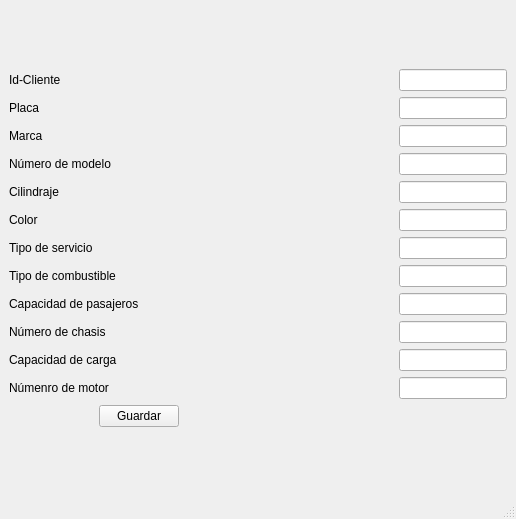
Old version of the form Agregarvehiculo.ui in the repository ValentinaColmenares/Proyecto_Concesionario.
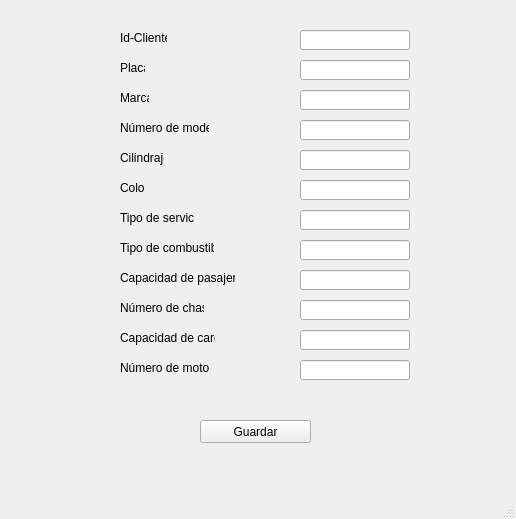
New version of the form.

The edit to the form file:
```diff
--- a/Agregarvehiculo.ui
+++ b/Agregarvehiculo.ui
@@ -17,133 +17,37 @@
    <string>agregar vehículo</string>
   </property>
   <widget class="QWidget" name="centralwidget">
-   <layout class="QGridLayout" name="gridLayout_2">
-    <item row="0" column="0">
-     <layout class="QGridLayout" name="gridLayout">
-      <item row="11" column="2">
-       <widget class="QLineEdit" name="lemotor">
-        <property name="enabled">
-         <bool>true</bool>
-        </property>
-        <property name="sizePolicy">
-         <sizepolicy hsizetype="Fixed" vsizetype="Fixed">
-          <horstretch>0</horstretch>
-          <verstretch>0</verstretch>
-         </sizepolicy>
-        </property>
-       </widget>
-      </item>
-      <item row="12" column="1" colspan="2">
-       <widget class="QPushButton" name="bguardar">
-        <property name="enabled">
-         <bool>true</bool>
-        </property>
-        <property name="sizePolicy">
-         <sizepolicy hsizetype="Fixed" vsizetype="Fixed">
-          <horstretch>0</horstretch>
-          <verstretch>0</verstretch>
-         </sizepolicy>
-        </property>
-        <property name="text">
-         <string>Guardar</string>
-        </property>
-        <property name="autoDefault">
-         <bool>false</bool>
-        </property>
-        <property name="default">
-         <bool>false</bool>
-        </property>
-        <property name="flat">
-         <bool>false</bool>
-        </property>
-       </widget>
-      </item>
-      <item row="1" column="0">
-       <widget class="QLabel" name="lbplaca">
-        <property name="sizePolicy">
-         <sizepolicy hsizetype="Fixed" vsizetype="Fixed">
-          <horstretch>0</horstretch>
-          <verstretch>0</verstretch>
-         </sizepolicy>
-        </property>
-        <property name="text">
-         <string>Placa</string>
-        </property>
-       </widget>
-      </item>
-      <item row="2" column="0">
-       <widget class="QLabel" name="lbmarca">
-        <property name="sizePolicy">
-         <sizepolicy hsizetype="Fixed" vsizetype="Fixed">
-          <horstretch>0</horstretch>
-          <verstretch>0</verstretch>
-         </sizepolicy>
-        </property>
-        <property name="text">
-         <string>Marca</string>
-        </property>
-       </widget>
-      </item>
-      <item row="2" column="2">
-       <widget class="QLineEdit" name="lemarca">
-        <property name="enabled">
-         <bool>true</bool>
-        </property>
-        <property name="sizePolicy">
-         <sizepolicy hsizetype="Fixed" vsizetype="Fixed">
-          <horstretch>0</horstretch>
-          <verstretch>0</verstretch>
-         </sizepolicy>
-        </property>
-       </widget>
-      </item>
-      <item row="3" column="0" colspan="2">
-       <widget class="QLabel" name="lbmodelo">
-        <property name="enabled">
-         <bool>true</bool>
-        </property>
-        <property name="sizePolicy">
-         <sizepolicy hsizetype="Fixed" vsizetype="Fixed">
-          <horstretch>0</horstretch>
-          <verstretch>0</verstretch>
-         </sizepolicy>
-        </property>
-        <property name="text">
-         <string>Número de modelo</string>
-        </property>
-       </widget>
-      </item>
-      <item row="3" column="2">
        <widget class="QLineEdit" name="ledireccion">
         <property name="enabled">
          <bool>true</bool>
         </property>
-        <property name="sizePolicy">
-         <sizepolicy hsizetype="Fixed" vsizetype="Fixed">
-          <horstretch>0</horstretch>
-          <verstretch>0</verstretch>
-         </sizepolicy>
-        </property>
-       </widget>
-      </item>
-      <item row="4" column="0">
-       <widget class="QLabel" name="lbcilindraje">
+    <property name="geometry">
+     <rect>
+      <x>300</x>
+      <y>120</y>
+      <width>110</width>
+      <height>20</height>
+     </rect>
+    </property>
         <property name="sizePolicy">
          <sizepolicy hsizetype="Fixed" vsizetype="Fixed">
           <horstretch>0</horstretch>
           <verstretch>0</verstretch>
          </sizepolicy>
         </property>
-        <property name="text">
-         <string>Cilindraje</string>
-        </property>
-       </widget>
-      </item>
-      <item row="4" column="2">
+   </widget>
        <widget class="QLineEdit" name="lecilindraje">
         <property name="enabled">
          <bool>true</bool>
         </property>
+    <property name="geometry">
+     <rect>
+      <x>300</x>
+      <y>150</y>
+      <width>110</width>
+      <height>20</height>
+     </rect>
+    </property>
         <property name="sizePolicy">
          <sizepolicy hsizetype="Fixed" vsizetype="Fixed">
           <horstretch>0</horstretch>
@@ -151,9 +55,34 @@
          </sizepolicy>
         </property>
        </widget>
-      </item>
-      <item row="6" column="0">
+   <widget class="QLabel" name="lbplaca">
+    <property name="geometry">
+     <rect>
+      <x>120</x>
+      <y>60</y>
+      <width>25</width>
+      <height>16</height>
+     </rect>
+    </property>
+    <property name="sizePolicy">
+     <sizepolicy hsizetype="Fixed" vsizetype="Fixed">
+      <horstretch>0</horstretch>
+      <verstretch>0</verstretch>
+     </sizepolicy>
+    </property>
+    <property name="text">
+     <string>Placa</string>
+    </property>
+   </widget>
        <widget class="QLabel" name="lbtiposervicio">
+    <property name="geometry">
+     <rect>
+      <x>120</x>
+      <y>210</y>
+      <width>74</width>
+      <height>16</height>
+     </rect>
+    </property>
         <property name="sizePolicy">
          <sizepolicy hsizetype="Fixed" vsizetype="Fixed">
           <horstretch>0</horstretch>
@@ -164,38 +93,37 @@
          <string>Tipo de servicio</string>
         </property>
        </widget>
-      </item>
-      <item row="6" column="2">
        <widget class="QLineEdit" name="leservicio">
         <property name="enabled">
          <bool>true</bool>
         </property>
-        <property name="sizePolicy">
-         <sizepolicy hsizetype="Fixed" vsizetype="Fixed">
-          <horstretch>0</horstretch>
-          <verstretch>0</verstretch>
-         </sizepolicy>
-        </property>
-       </widget>
-      </item>
-      <item row="7" column="0" colspan="2">
-       <widget class="QLabel" name="lbcombustible">
+    <property name="geometry">
+     <rect>
+      <x>300</x>
+      <y>210</y>
+      <width>110</width>
+      <height>20</height>
+     </rect>
+    </property>
         <property name="sizePolicy">
          <sizepolicy hsizetype="Fixed" vsizetype="Fixed">
           <horstretch>0</horstretch>
           <verstretch>0</verstretch>
          </sizepolicy>
         </property>
-        <property name="text">
-         <string>Tipo de combustible</string>
-        </property>
-       </widget>
-      </item>
-      <item row="7" column="2">
-       <widget class="QLineEdit" name="lecombustible">
+   </widget>
+   <widget class="QLineEdit" name="lechasis">
         <property name="enabled">
          <bool>true</bool>
         </property>
+    <property name="geometry">
+     <rect>
+      <x>300</x>
+      <y>300</y>
+      <width>110</width>
+      <height>20</height>
+     </rect>
+    </property>
         <property name="sizePolicy">
          <sizepolicy hsizetype="Fixed" vsizetype="Fixed">
           <horstretch>0</horstretch>
@@ -203,12 +131,56 @@
          </sizepolicy>
         </property>
        </widget>
-      </item>
-      <item row="0" column="0">
+   <widget class="QLabel" name="lbchasis">
+    <property name="geometry">
+     <rect>
+      <x>120</x>
+      <y>300</y>
+      <width>84</width>
+      <height>16</height>
+     </rect>
+    </property>
+    <property name="sizePolicy">
+     <sizepolicy hsizetype="Fixed" vsizetype="Fixed">
+      <horstretch>0</horstretch>
+      <verstretch>0</verstretch>
+     </sizepolicy>
+    </property>
+    <property name="text">
+     <string>Número de chasis</string>
+    </property>
+   </widget>
+   <widget class="QLabel" name="lbcarga">
+    <property name="geometry">
+     <rect>
+      <x>120</x>
+      <y>330</y>
+      <width>95</width>
+      <height>16</height>
+     </rect>
+    </property>
+    <property name="sizePolicy">
+     <sizepolicy hsizetype="Fixed" vsizetype="Fixed">
+      <horstretch>0</horstretch>
+      <verstretch>0</verstretch>
+     </sizepolicy>
+    </property>
+    <property name="text">
+     <string>Capacidad de carga</string>
+    </property>
+   </widget>
        <widget class="QLabel" name="lbIdcliente">
         <property name="enabled">
          <bool>true</bool>
         </property>
+    <property name="geometry">
+     <rect>
+      <x>120</x>
+      <y>30</y>
+      <width>47</width>
+      <height>16</height>
+     </rect>
+    </property>
         <property name="sizePolicy">
          <sizepolicy hsizetype="Fixed" vsizetype="Fixed">
           <horstretch>0</horstretch>
@@ -219,9 +191,91 @@
          <string>Id-Cliente</string>
         </property>
        </widget>
-      </item>
-      <item row="8" column="0" colspan="2">
+   <widget class="QLabel" name="lbcilindraje">
+    <property name="geometry">
+     <rect>
+      <x>120</x>
+      <y>150</y>
+      <width>44</width>
+      <height>16</height>
+     </rect>
+    </property>
+    <property name="sizePolicy">
+     <sizepolicy hsizetype="Fixed" vsizetype="Fixed">
+      <horstretch>0</horstretch>
+      <verstretch>0</verstretch>
+     </sizepolicy>
+    </property>
+    <property name="text">
+     <string>Cilindraje</string>
+    </property>
+   </widget>
+   <widget class="QLineEdit" name="lecarga">
+    <property name="enabled">
+     <bool>true</bool>
+    </property>
+    <property name="geometry">
+     <rect>
+      <x>300</x>
+      <y>330</y>
+      <width>110</width>
+      <height>20</height>
+     </rect>
+    </property>
+    <property name="sizePolicy">
+     <sizepolicy hsizetype="Fixed" vsizetype="Fixed">
+      <horstretch>0</horstretch>
+      <verstretch>0</verstretch>
+     </sizepolicy>
+    </property>
+   </widget>
+   <widget class="QLineEdit" name="le_cliente">
+    <property name="enabled">
+     <bool>true</bool>
+    </property>
+    <property name="geometry">
+     <rect>
+      <x>300</x>
+      <y>30</y>
+      <width>110</width>
+      <height>20</height>
+     </rect>
+    </property>
+    <property name="sizePolicy">
+     <sizepolicy hsizetype="Fixed" vsizetype="Fixed">
+      <horstretch>0</horstretch>
+      <verstretch>0</verstretch>
+     </sizepolicy>
+    </property>
+   </widget>
+   <widget class="QLabel" name="lbcombustible">
+    <property name="geometry">
+     <rect>
+      <x>120</x>
+      <y>240</y>
+      <width>94</width>
+      <height>16</height>
+     </rect>
+    </property>
+    <property name="sizePolicy">
+     <sizepolicy hsizetype="Fixed" vsizetype="Fixed">
+      <horstretch>0</horstretch>
+      <verstretch>0</verstretch>
+     </sizepolicy>
+    </property>
+    <property name="text">
+     <string>Tipo de combustible</string>
+    </property>
+   </widget>
        <widget class="QLabel" name="lbpasajeros">
+    <property name="geometry">
+     <rect>
+      <x>120</x>
+      <y>270</y>
+      <width>115</width>
+      <height>16</height>
+     </rect>
+    </property>
         <property name="sizePolicy">
          <sizepolicy hsizetype="Fixed" vsizetype="Fixed">
           <horstretch>0</horstretch>
@@ -232,12 +286,18 @@
          <string>Capacidad de pasajeros</string>
         </property>
        </widget>
-      </item>
-      <item row="8" column="2">
        <widget class="QLineEdit" name="lepasajeros">
         <property name="enabled">
          <bool>true</bool>
         </property>
+    <property name="geometry">
+     <rect>
+      <x>300</x>
+      <y>270</y>
+      <width>110</width>
+      <height>20</height>
+     </rect>
+    </property>
         <property name="sizePolicy">
          <sizepolicy hsizetype="Fixed" vsizetype="Fixed">
           <horstretch>0</horstretch>
@@ -245,9 +305,91 @@
          </sizepolicy>
         </property>
        </widget>
-      </item>
-      <item row="5" column="0">
+   <widget class="QLineEdit" name="lecombustible">
+    <property name="enabled">
+     <bool>true</bool>
+    </property>
+    <property name="geometry">
+     <rect>
+      <x>300</x>
+      <y>240</y>
+      <width>110</width>
+      <height>20</height>
+     </rect>
+    </property>
+    <property name="sizePolicy">
+     <sizepolicy hsizetype="Fixed" vsizetype="Fixed">
+      <horstretch>0</horstretch>
+      <verstretch>0</verstretch>
+     </sizepolicy>
+    </property>
+   </widget>
+   <widget class="QLineEdit" name="lemarca">
+    <property name="enabled">
+     <bool>true</bool>
+    </property>
+    <property name="geometry">
+     <rect>
+      <x>300</x>
+      <y>90</y>
+      <width>110</width>
+      <height>20</height>
+     </rect>
+    </property>
+    <property name="sizePolicy">
+     <sizepolicy hsizetype="Fixed" vsizetype="Fixed">
+      <horstretch>0</horstretch>
+      <verstretch>0</verstretch>
+     </sizepolicy>
+    </property>
+   </widget>
+   <widget class="QLineEdit" name="lenombre">
+    <property name="enabled">
+     <bool>true</bool>
+    </property>
+    <property name="geometry">
+     <rect>
+      <x>300</x>
+      <y>60</y>
+      <width>110</width>
+      <height>20</height>
+     </rect>
+    </property>
+    <property name="sizePolicy">
+     <sizepolicy hsizetype="Fixed" vsizetype="Fixed">
+      <horstretch>0</horstretch>
+      <verstretch>0</verstretch>
+     </sizepolicy>
+    </property>
+   </widget>
+   <widget class="QLabel" name="lbmotor">
+    <property name="geometry">
+     <rect>
+      <x>120</x>
+      <y>360</y>
+      <width>89</width>
+      <height>16</height>
+     </rect>
+    </property>
+    <property name="sizePolicy">
+     <sizepolicy hsizetype="Fixed" vsizetype="Fixed">
+      <horstretch>0</horstretch>
+      <verstretch>0</verstretch>
+     </sizepolicy>
+    </property>
+    <property name="text">
+     <string>Número de motor</string>
+    </property>
+   </widget>
        <widget class="QLabel" name="lbcolor">
+    <property name="geometry">
+     <rect>
+      <x>120</x>
+      <y>180</y>
+      <width>25</width>
+      <height>16</height>
+     </rect>
+    </property>
         <property name="sizePolicy">
          <sizepolicy hsizetype="Fixed" vsizetype="Fixed">
           <horstretch>0</horstretch>
@@ -258,12 +400,18 @@
          <string>Color</string>
         </property>
        </widget>
-      </item>
-      <item row="5" column="2">
        <widget class="QLineEdit" name="lecolor">
         <property name="enabled">
          <bool>true</bool>
         </property>
+    <property name="geometry">
+     <rect>
+      <x>300</x>
+      <y>180</y>
+      <width>110</width>
+      <height>20</height>
+     </rect>
+    </property>
         <property name="sizePolicy">
          <sizepolicy hsizetype="Fixed" vsizetype="Fixed">
           <horstretch>0</horstretch>
@@ -271,22 +419,18 @@
          </sizepolicy>
         </property>
        </widget>
-      </item>
-      <item row="1" column="2">
-       <widget class="QLineEdit" name="lenombre">
+   <widget class="QPushButton" name="bguardar">
         <property name="enabled">
          <bool>true</bool>
         </property>
-        <property name="sizePolicy">
-         <sizepolicy hsizetype="Fixed" vsizetype="Fixed">
-          <horstretch>0</horstretch>
-          <verstretch>0</verstretch>
-         </sizepolicy>
-        </property>
-       </widget>
-      </item>
-      <item row="11" column="0" colspan="2">
-       <widget class="QLabel" name="lbmotor">
+    <property name="geometry">
+     <rect>
+      <x>200</x>
+      <y>420</y>
+      <width>111</width>
+      <height>23</height>
+     </rect>
+    </property>
         <property name="sizePolicy">
          <sizepolicy hsizetype="Fixed" vsizetype="Fixed">
           <horstretch>0</horstretch>
@@ -294,38 +438,27 @@
          </sizepolicy>
         </property>
         <property name="text">
-         <string>Númenro de motor</string>
-        </property>
-       </widget>
-      </item>
-      <item row="9" column="2">
-       <widget class="QLineEdit" name="lechasis">
-        <property name="enabled">
-         <bool>true</bool>
-        </property>
-        <property name="sizePolicy">
-         <sizepolicy hsizetype="Fixed" vsizetype="Fixed">
-          <horstretch>0</horstretch>
-          <verstretch>0</verstretch>
-         </sizepolicy>
-        </property>
-       </widget>
-      </item>
-      <item row="9" column="0" colspan="2">
-       <widget class="QLabel" name="lbchasis">
-        <property name="sizePolicy">
-         <sizepolicy hsizetype="Fixed" vsizetype="Fixed">
-          <horstretch>0</horstretch>
-          <verstretch>0</verstretch>
-         </sizepolicy>
-        </property>
-        <property name="text">
-         <string>Número de chasis</string>
-        </property>
-       </widget>
-      </item>
-      <item row="10" column="0" colspan="2">
-       <widget class="QLabel" name="lbcarga">
+     <string>Guardar</string>
+    </property>
+    <property name="autoDefault">
+     <bool>false</bool>
+    </property>
+    <property name="default">
+     <bool>false</bool>
+    </property>
+    <property name="flat">
+     <bool>false</bool>
+    </property>
+   </widget>
+   <widget class="QLabel" name="lbmarca">
+    <property name="geometry">
+     <rect>
+      <x>120</x>
+      <y>90</y>
+      <width>29</width>
+      <height>16</height>
+     </rect>
+    </property>
         <property name="sizePolicy">
          <sizepolicy hsizetype="Fixed" vsizetype="Fixed">
           <horstretch>0</horstretch>
@@ -333,28 +466,43 @@
          </sizepolicy>
         </property>
         <property name="text">
-         <string>Capacidad de carga</string>
-        </property>
-       </widget>
-      </item>
-      <item row="10" column="2">
-       <widget class="QLineEdit" name="lecarga">
+     <string>Marca</string>
+    </property>
+   </widget>
+   <widget class="QLabel" name="lbmodelo">
         <property name="enabled">
          <bool>true</bool>
         </property>
+    <property name="geometry">
+     <rect>
+      <x>120</x>
+      <y>120</y>
+      <width>89</width>
+      <height>16</height>
+     </rect>
+    </property>
         <property name="sizePolicy">
          <sizepolicy hsizetype="Fixed" vsizetype="Fixed">
           <horstretch>0</horstretch>
           <verstretch>0</verstretch>
          </sizepolicy>
         </property>
-       </widget>
-      </item>
-      <item row="0" column="2">
-       <widget class="QLineEdit" name="le_cliente">
+    <property name="text">
+     <string>Número de modelo</string>
+    </property>
+   </widget>
+   <widget class="QLineEdit" name="lemotor">
         <property name="enabled">
          <bool>true</bool>
         </property>
+    <property name="geometry">
+     <rect>
+      <x>300</x>
+      <y>360</y>
+      <width>110</width>
+      <height>20</height>
+     </rect>
+    </property>
         <property name="sizePolicy">
          <sizepolicy hsizetype="Fixed" vsizetype="Fixed">
           <horstretch>0</horstretch>
@@ -362,10 +510,6 @@
          </sizepolicy>
         </property>
        </widget>
-      </item>
-     </layout>
-    </item>
-   </layout>
   </widget>
   <widget class="QMenuBar" name="menubar">
    <property name="geometry">
```
Left out of the diff: 15 changed lines with no effect on the pictures. Lines whose indentation alone changed are shown as unchanged.
